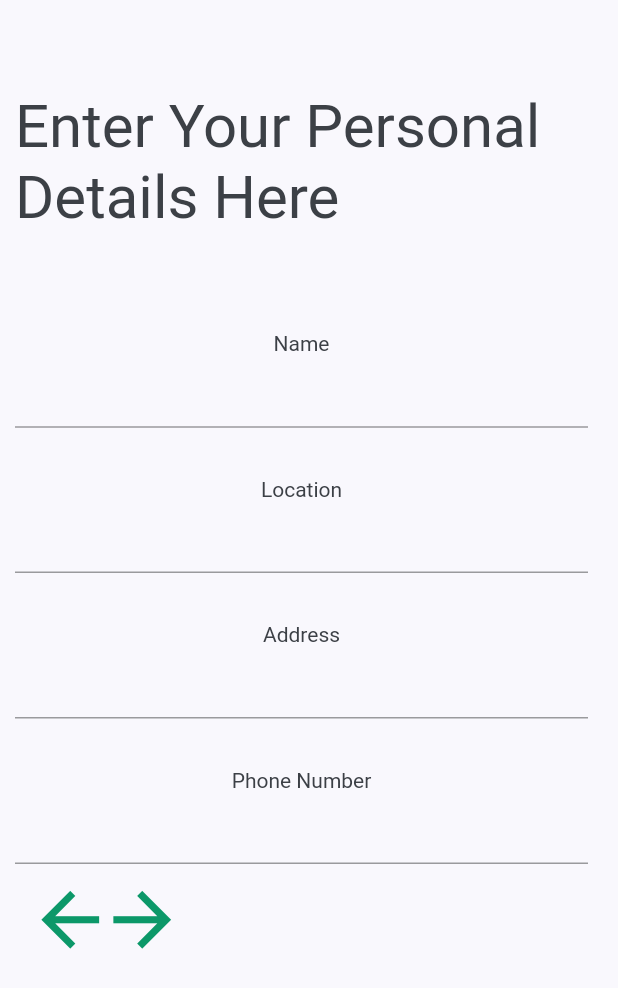
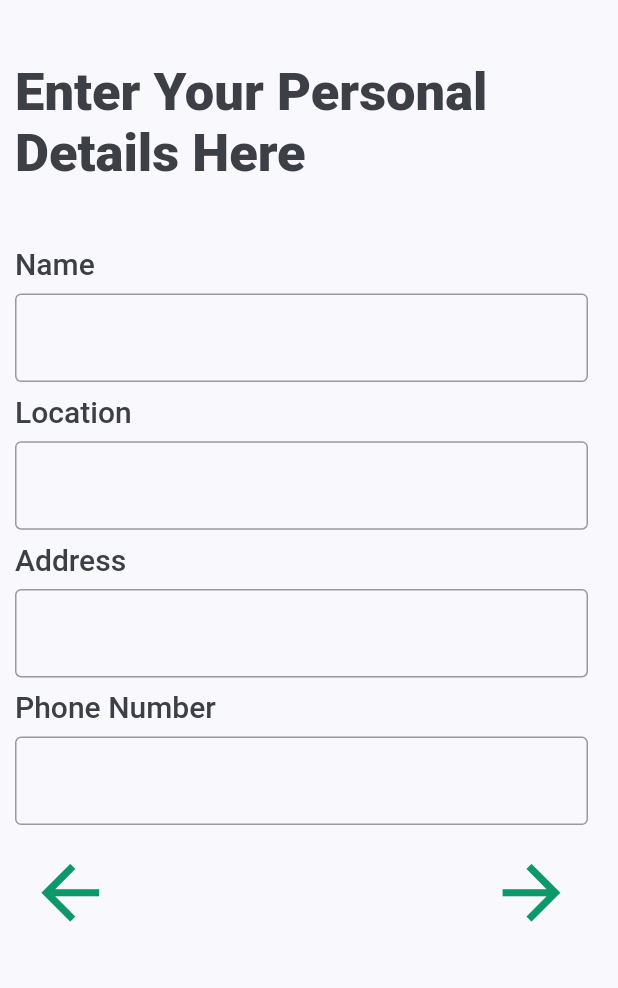
Before and after one commit to harshs0203/SapTrade, a Flutter app: the screen it shows after launch, on a phone screen of 412 x 824 dp. Shown: the top 988 px of the screen. Run offline on Flutter 3.47's test engine with Material 2 defaults, Android fonts, the light colour scheme and no system bars; our stand-ins replace flutter_svg.

Commit message:
Ui Completed Personal Information screen

```diff
--- a/lib/SaleScreen/PersonalDetails.dart
+++ /dev/null
@@ -1,115 +0,0 @@
-import 'package:flutter/cupertino.dart';
-import 'package:flutter/material.dart';
-
-import '../constants.dart';
-
-class PersonalDetail extends StatelessWidget {
-  const PersonalDetail({Key key}) : super(key: key);
-
-  @override
-  Widget build(BuildContext context) {
-    Size size = MediaQuery.of(context).size;
-    final _formKey = GlobalKey<FormState>();
-    return Scaffold(
-      body: SingleChildScrollView(
-        child: Padding(
-          padding: const EdgeInsets.only(
-              top: kDefaultPadding,
-              right: kDefaultPadding,
-              bottom: kDefaultPadding,
-              left: kDefaultPadding / 2),
-          child: Column(
-            children: [
-              SizedBox(
-                height: size.height * 0.05,
-              ),
-              Text(
-                "Enter Your Personal Details Here",
-                style: TextStyle(fontSize: 40),
-              ),
-              SizedBox(
-                height: size.height*0.08,
-              ),
-              Form(
-                key: _formKey,
-                child: Column(
-                  children: [
-                    Text('Name'),
-                    TextFormField(
-                      validator: (value) {
-                        if (value == null || value.isEmpty) {
-                          return 'Please enter some text';
-                        }
-                        return null;
-                      },
-                    ),
-                    SizedBox(
-                      height: size.height*0.04,
-                    ),
-                    Text('Location'),
-                    TextFormField(
-                      validator: (value) {
-                        if (value == null || value.isEmpty) {
-                          return 'Please enter some text';
-                        }
-                        return null;
-                      },
-                    ),
-                    SizedBox(
-                      height: size.height*0.04,
-                    ),
-                    Text('Address'),
-                    TextFormField(
-                      validator: (value) {
-                        if (value == null || value.isEmpty) {
-                          return 'Please enter some text';
-                        }
-                        return null;
-                      },
-                    ),
-                    SizedBox(
-                      height: size.height*0.04,
-                    ),
-                    Text('Phone Number'),
-                    TextFormField(
-                      validator: (value) {
-                        if (value == null || value.isEmpty) {
-                          return 'Please enter some text';
-                        }
-                        return null;
-                      },
-                    ),
-                  ],
-                ),
-              ),
-              Row(
-                children: [
-                  IconButton(
-                      color: kPrimaryColor,
-                      alignment: Alignment.center,
-                      icon: Icon(
-                        Icons.arrow_back,
-                        size: size.width * 0.14,
-                      ),
-                      onPressed: () {
-                        //Navigator.pop(context);
-                      }),
-                  IconButton(
-                      alignment: Alignment.center,
-                      icon: Icon(
-                        Icons.arrow_forward,
-                        color: kPrimaryColor,
-                        size: size.width * 0.14,
-                      ),
-                      onPressed: () {
-                        //Navigator.pop(context);
-                      }),
-                ],
-              ),
-            ],
-          ),
-        ),
-      ),
-    );
-  }
-}
--- /dev/null
+++ b/lib/SaleScreen/Sub Screens/PersonalDetails.dart
@@ -0,0 +1,68 @@
+import 'package:flutter/cupertino.dart';
+import 'package:flutter/material.dart';
+import 'package:sap_trade/SaleScreen/components/bottom_controls.dart';
+import 'package:sap_trade/SaleScreen/components/form_items.dart';
+
+import '../../constants.dart';
+
+class PersonalDetail extends StatefulWidget {
+  const PersonalDetail({Key key}) : super(key: key);
+
+  @override
+  _PersonalDetailState createState() => _PersonalDetailState();
+}
+
+class _PersonalDetailState extends State<PersonalDetail> {
+
+  GlobalKey<FormState> _formKey;
+
+  @override
+  void initState() {
+    _formKey = new GlobalKey<FormState>();
+    super.initState();
+  }
+
+  @override
+  Widget build(BuildContext context) {
+    Size size = MediaQuery.of(context).size;
+    return Scaffold(
+      body: SingleChildScrollView(
+        child: Padding(
+          padding: const EdgeInsets.only(
+              right: kDefaultPadding,
+              left: kDefaultPadding / 2),
+          child: Column(
+            mainAxisAlignment: MainAxisAlignment.spaceEvenly,
+            children: [
+              SizedBox(
+                height: size.height * 0.05,
+              ),
+              Text(
+                "Enter Your Personal Details Here",
+                style: TextStyle(fontSize: 35,
+                fontFamily: 'Roboto',
+                fontWeight: FontWeight.w800,
+                ),
+              ),
+              SizedBox(
+                height: size.height*0.05,
+              ),
+              Form(
+                key: _formKey,
+                child: Column(
+                  children: [
+                    FormItems(size: size,title: 'Name',type: TextInputType.name),
+                    FormItems(size: size,title: 'Location',type: TextInputType.name),
+                    FormItems(size: size,title: 'Address',type: TextInputType.streetAddress),
+                    FormItems(size: size,title: 'Phone Number',type: TextInputType.phone),
+                  ],
+                ),
+              ),
+              BottomControls(size: size, formKey: _formKey),
+            ],
+          ),
+        ),
+      ),
+    );
+  }
+}
--- /dev/null
+++ b/lib/SaleScreen/components/bottom_controls.dart
@@ -0,0 +1,47 @@
+import 'package:flutter/material.dart';
+
+import '../../constants.dart';
+
+class BottomControls extends StatelessWidget {
+  const BottomControls({
+    Key key,
+
+    @required this.size, this.formKey,
+  }) : super(key: key);
+
+  final Size size;
+  final GlobalKey<FormState> formKey;
+  @override
+  Widget build(BuildContext context) {
+    return Row(
+      children: [
+        IconButton(
+            color: kPrimaryColor,
+            alignment: Alignment.centerRight,
+            icon: Icon(
+              Icons.arrow_back,
+              size: size.width * 0.14,
+            ),
+            onPressed: () {
+              //Navigator.pop(context);
+            }),
+        SizedBox(
+          width : size.width *0.63,
+        ),
+        IconButton(
+            alignment: Alignment.centerLeft,
+            icon: Icon(
+              Icons.arrow_forward,
+              color: kPrimaryColor,
+              size: size.width * 0.14,
+            ),
+            onPressed: () {
+              if (!formKey.currentState.validate()) {
+                ScaffoldMessenger.of(context)
+                    .showSnackBar(SnackBar(content: Text('Processing Data')));
+              }
+            }),
+      ],
+    );
+  }
+}
--- /dev/null
+++ b/lib/SaleScreen/components/form_items.dart
@@ -0,0 +1,50 @@
+import 'package:flutter/material.dart';
+
+import '../../constants.dart';
+
+class FormItems extends StatelessWidget {
+
+  final Size size;
+  final String title;
+  final type;
+
+  const FormItems({
+    Key key,
+    @required this.size, this.title, this.type,
+  }) : super(key: key);
+
+  @override
+  Widget build(BuildContext context) {
+    return Column(
+      crossAxisAlignment: CrossAxisAlignment.start,
+      children: [
+        Text(
+          title,
+          style: TextStyle(
+            fontSize: 20,
+            fontWeight: FontWeight.w500,
+          ),
+        ),
+        SizedBox(
+          height: size.height * 0.01,
+        ),
+        TextFormField(
+          keyboardType: type,
+          cursorColor: kPrimaryColor,
+          decoration: InputDecoration(
+            border: OutlineInputBorder(),
+          ),
+          validator: (value) {
+            if (value == null || value.isEmpty) {
+              return 'Please enter some text';
+            }
+            return null;
+          },
+        ),
+        SizedBox(
+          height: size.height * 0.01,
+        ),
+      ],
+    );
+  }
+}
--- a/lib/home/home_screen.dart
+++ b/lib/home/home_screen.dart
@@ -1,5 +1,5 @@
 import 'package:flutter/material.dart';
-import 'package:sap_trade/SaleScreen/PersonalDetails.dart';
+import 'package:sap_trade/SaleScreen/Sub%20Screens/PersonalDetails.dart';
 import 'package:sap_trade/home/components/body.dart';
 import 'package:flutter_svg/flutter_svg.dart';
 import 'components/BottomNavigationBar.dart';
--- a/lib/main.dart
+++ b/lib/main.dart
@@ -1,5 +1,5 @@
 import 'package:flutter/material.dart';
-import 'package:sap_trade/SaleScreen/PersonalDetails.dart';
+import 'package:sap_trade/SaleScreen/Sub%20Screens/PersonalDetails.dart';
 import 'package:sap_trade/constants.dart';
 import 'package:sap_trade/home/home_screen.dart';
 
```
Also changed, not shown: pubspec.yaml (+4 -4 lines).
